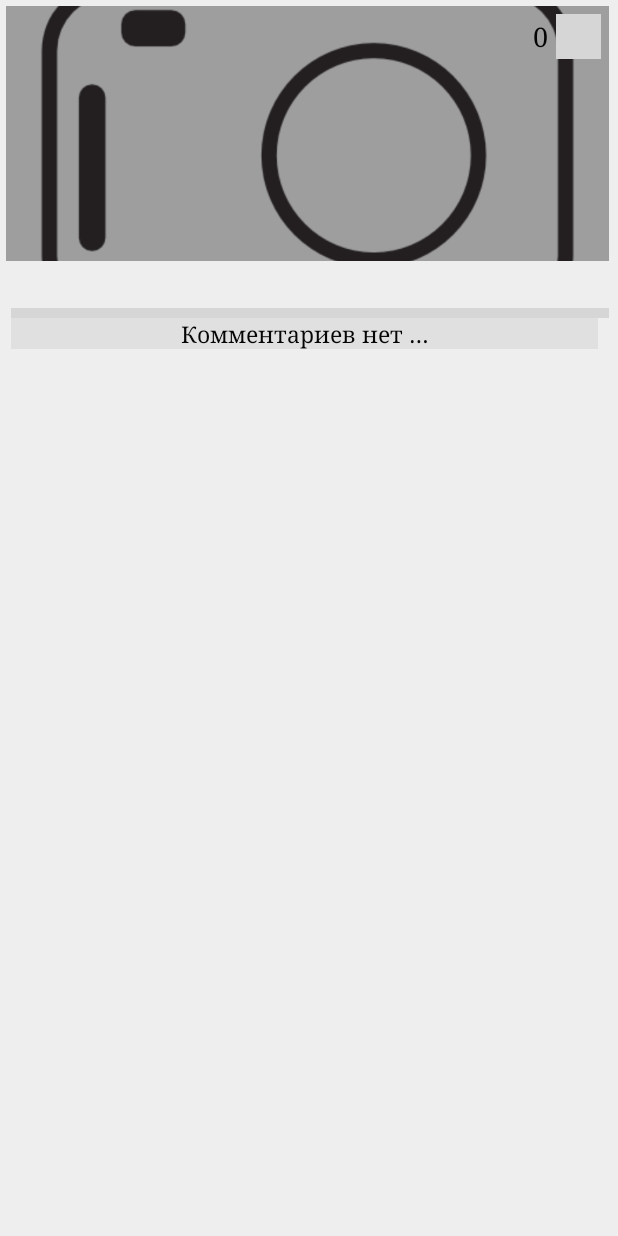
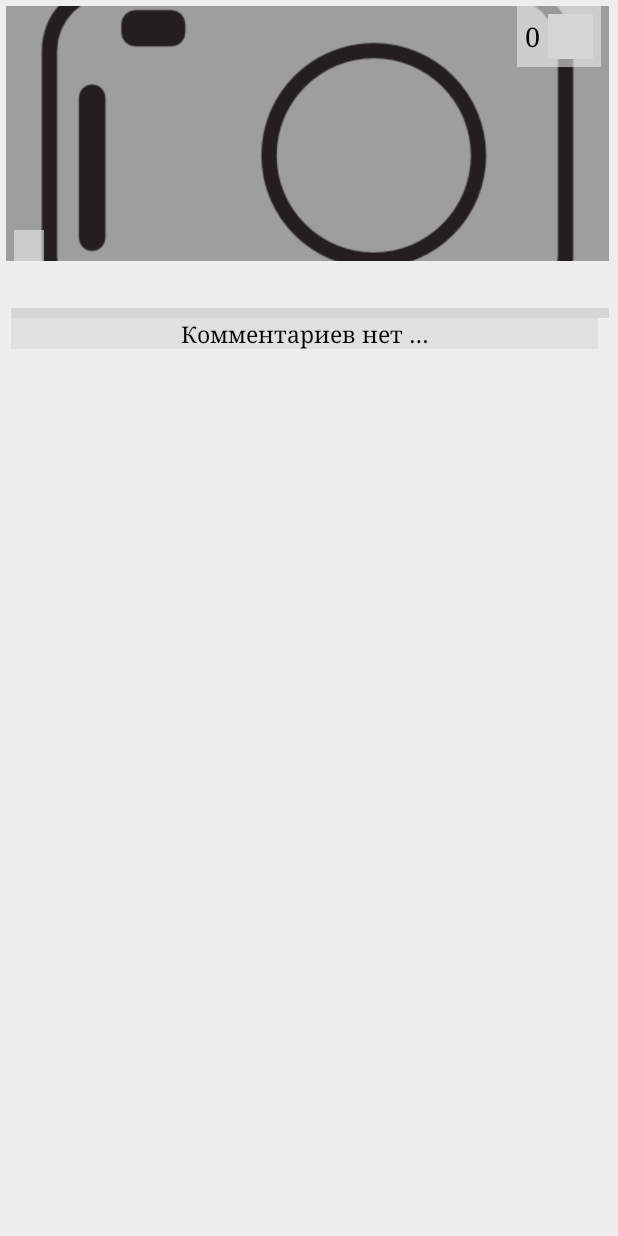
Before and after one commit to Vitalik-Priadka/NewsIT, an Android app: the fragment FullStateFragment shown on its own in the app's theme, on a phone screen of 412 x 824 dp. Run offline under Robolectric (Android 15) with nearby library versions, the phone set to English and light mode, and no system bars; our stand-ins replace Firebase (no records; nobody signed in at launch, a user with empty details on screens opened directly); libraries missing offline, so code that uses them is left out: com.firebase.ui; 4 statements that could not run were skipped; grey boxes are pictures that could not be loaded.

Commit message:
add List:  - FIxed comment  - booking  - visual fixed

```diff
--- a/app/src/main/java/com/priadka/newsit_project/fragment/FullStateFragment.java
+++ b/app/src/main/java/com/priadka/newsit_project/fragment/FullStateFragment.java
@@ -6,7 +6,6 @@ import android.os.Bundle;
 import android.support.v4.app.Fragment;
 import android.support.v7.widget.LinearLayoutManager;
 import android.support.v7.widget.RecyclerView;
-import android.util.Log;
 import android.view.KeyEvent;
 import android.view.LayoutInflater;
 import android.view.View;
@@ -27,8 +26,10 @@ import com.google.firebase.database.DataSnapshot;
 import com.google.firebase.database.DatabaseError;
 import com.google.firebase.database.DatabaseReference;
 import com.google.firebase.database.FirebaseDatabase;
+import com.google.firebase.database.MutableData;
 import com.google.firebase.database.Query;
 import com.google.firebase.database.ServerValue;
+import com.google.firebase.database.Transaction;
 import com.google.firebase.database.ValueEventListener;
 import com.google.firebase.storage.FirebaseStorage;
 import com.google.firebase.storage.StorageReference;
@@ -65,10 +66,11 @@ public class FullStateFragment extends Fragment {
     private List<CommentDTO> dataComment;
     private FirebaseAuth mAuth;
     private DatabaseReference myRefState;
+    private RecyclerView rv;
 
     private String state_title, state_text, state_date, state_image;
-    private int state_id, state_rating ;
-    private boolean isLiked = false, isTime = true;
+    private int state_id, state_rating, state_comment;
+    private boolean isLiked = false;
 
     @Override
     public View onCreateView(LayoutInflater inflater, ViewGroup container, Bundle saveInstanceState){
@@ -85,9 +87,8 @@ public class FullStateFragment extends Fragment {
             state_date = bundle.getString("state_date");
             state_image = bundle.getString("state_image");
             state_rating = bundle.getInt("state_rating",0);
-            state_rating = bundle.getInt("state_number_comment",0);
         }
-        RecyclerView rv = (RecyclerView) view.findViewById(R.id.recycleViewComment);
+        rv = (RecyclerView) view.findViewById(R.id.recycleViewComment);
         rv.setLayoutManager( new LinearLayoutManager(context));
         rv.setAdapter(new CommentListAdapter(CommentList()));
         return view;
@@ -102,11 +103,14 @@ public class FullStateFragment extends Fragment {
         TextView title = (TextView) getActivity().findViewById(R.id.state_header);
         WebView text = (WebView) getActivity().findViewById(R.id.state_text);
         TextView date = (TextView) getActivity().findViewById(R.id.state_date);
+        LinearLayout rating_block = (LinearLayout) getActivity().findViewById(R.id.rating_block);
         rating = (TextView) getActivity().findViewById(R.id.state_rating);
         starButton  = (ImageButton) getActivity().findViewById(R.id.state_star_like);
         LinearLayout commentBlock = (LinearLayout) getActivity().findViewById(R.id.commentBlock);
 
         // Установка значений полученых переменных
+        rating_block.getBackground().mutate().setAlpha(150);
+        date.getBackground().mutate().setAlpha(150);
         title.setText(state_title);
         text.setBackgroundColor(Color.TRANSPARENT);
         String color;
@@ -123,7 +127,7 @@ public class FullStateFragment extends Fragment {
         rating.setText(String.valueOf(state_rating));
 
         // Смотрим на состояние пользователя
-        if(mAuth.getCurrentUser() != null && ((MainActivity)getActivity()).getUser() != null){
+        if(mAuth.getCurrentUser() != null && user != null){
             // Он активен - вкл. поле для комментирования и изменение закладки
             commentField = (EditText) getActivity().findViewById(R.id.state_comment_field);
             sendComment = (ImageButton) getActivity().findViewById(R.id.sendComment);
@@ -148,9 +152,10 @@ public class FullStateFragment extends Fragment {
         query.addListenerForSingleValueEvent(new ValueEventListener() {
             @Override
             public void onDataChange(DataSnapshot dataSnapshot) {
-                RecyclerView viewR = (RecyclerView) getActivity().findViewById(R.id.recycleViewComment);
+                TextView countComment = (TextView) getActivity().findViewById(R.id.comment_count);
                 TextView empty = (TextView) getActivity().findViewById(R.id.comment_null);
                 if (dataSnapshot.exists()) {
+                    String count =  String.valueOf(dataSnapshot.getChildrenCount());
                     for (DataSnapshot comment : dataSnapshot.getChildren()) {
                         String id = String.valueOf(comment.getKey());
                         Integer image = Integer.valueOf(String.valueOf(comment.child(F_STATE_COMMENT_IMAGE).getValue()));
@@ -161,15 +166,18 @@ public class FullStateFragment extends Fragment {
                         String time = sfd.format(new Date(Long.valueOf(date)));
                         dataComment.add(new CommentDTO(id, image, time, author, text));
                     }
-                    if (viewR != null && empty != null){
-                        viewR.setVisibility(View.VISIBLE);
+                    if (rv != null && empty != null){
+                        countComment.setText(getString(R.string.state_comment_count)+ " (" + count + ") :");
+                        countComment.setVisibility(View.VISIBLE);
+                        rv.setVisibility(View.VISIBLE);
                         empty.setVisibility(View.GONE);}
                     Collections.reverse(dataComment);
                 }
                 else {
-                    if (viewR != null && empty != null){
+                    if (rv != null && empty != null){
                         empty.setVisibility(View.VISIBLE);
-                        viewR.setVisibility(View.GONE);}
+                        countComment.setVisibility(View.GONE);
+                        rv.setVisibility(View.GONE);}
                 }
             }
             @Override
@@ -195,37 +203,53 @@ public class FullStateFragment extends Fragment {
         commentField.clearFocus();
     }
 
+    private void editRating(final boolean like){
+        myRefState.child(F_S_RATING).runTransaction(new Transaction.Handler() {
+            @Override
+            public Transaction.Result doTransaction(MutableData mutableData) {
+                if (mutableData.getValue() != null){
+                    if (Integer.valueOf(String.valueOf(mutableData.getValue())) < 0) {
+                        mutableData.setValue("0");
+                    } else {
+                        String count = mutableData.getValue(String.class);
+                        if (like){
+                            state_rating = Integer.valueOf(count) + 1;
+                        }
+                        else state_rating = Integer.valueOf(count) - 1;
+                        mutableData.setValue(String.valueOf(state_rating));
+                    }
+                }
+                return Transaction.success(mutableData);
+            }
+            @Override
+            public void onComplete(DatabaseError databaseError, boolean success, DataSnapshot dataSnapshot) {
+                if (success){
+                    rating.setText(String.valueOf(state_rating));
+                    if (like){
+                        starButton.setImageResource(R.drawable.star);
+                    }
+                    else starButton.setImageResource(R.drawable.star_outline);
+                }
+            }
+        });
+    }
+
     private void ListenerAction() {
         starButton.setOnClickListener(
                 new View.OnClickListener() {
                     @Override
                     public void onClick(View v) {
-                        if (mAuth.getCurrentUser() != null && isTime){
-                            isTime = false;
+                        if (mAuth.getCurrentUser() != null){
                             isLiked = !isLiked;
                             // Изменение состояния и уст. переменной для задержки
                             if (isLiked) {
-                                if (!user.getUser_bookmarksList().contains(state_id)){
+                                if (!user.getUser_bookmarksList().contains(state_id)) {
                                     // Добавляем данную статью в избранное если ее еще там нет
                                     user.getUser_bookmarksList().add(state_id);
                                     user.setUser_bookmarksList(user.getUser_bookmarksList());
                                     // Изменияем рейтинг статьи ++
-                                    myRefState.child(F_S_RATING).addListenerForSingleValueEvent(new ValueEventListener() {
-                                        @Override
-                                        public void onDataChange(DataSnapshot dataSnapshot) {
-                                            String value = (String) dataSnapshot.getValue();
-                                            int a = Integer.valueOf(value);a++;
-                                            dataSnapshot.getRef().setValue(String.valueOf(a));
-                                            rating.setText(String.valueOf(a));
-                                            isTime = true;
-                                        }
-                                        @Override
-                                        public void onCancelled(DatabaseError databaseError) {
-                                            Log.d("Error", databaseError.toString());
-                                        }
-                                    });
+                                    editRating(isLiked);
                                 }
-                                starButton.setImageResource(R.drawable.star);
                             }
                             if (!isLiked) {
                                 if (user.getUser_bookmarksList().contains(state_id)){
@@ -233,22 +257,8 @@ public class FullStateFragment extends Fragment {
                                     (user.getUser_bookmarksList()).remove((user.getUser_bookmarksList().indexOf(state_id)));
                                     user.setUser_bookmarksList(user.getUser_bookmarksList());
                                     // Изменияем рейтинг статьи --
-                                    myRefState.child(F_S_RATING).addListenerForSingleValueEvent(new ValueEventListener() {
-                                        @Override
-                                        public void onDataChange(DataSnapshot dataSnapshot) {
-                                            String value = (String) dataSnapshot.getValue();
-                                            int a = Integer.valueOf(value);a--;
-                                            dataSnapshot.getRef().setValue(String.valueOf(a));
-                                            rating.setText(String.valueOf(a));
-                                            isTime = true;
-                                        }
-                                        @Override
-                                        public void onCancelled(DatabaseError databaseError) {
-                                            Log.d("Error", databaseError.toString());
-                                        }
-                                    });
+                                    editRating(isLiked);
                                 }
-                                starButton.setImageResource(R.drawable.star_outline);
                             }
                         }
                     }}
--- a/app/src/main/res/layout/fullstate_layout.xml
+++ b/app/src/main/res/layout/fullstate_layout.xml
@@ -32,33 +32,43 @@
                     android:background="?attr/colorPrimaryDark"
                     android:contentDescription="@string/state_image_description"
                     android:src="?attr/imageDefaultImage" />
+                <LinearLayout
+                    android:id="@+id/rating_block"
+                    android:layout_width="wrap_content"
+                    android:layout_height="wrap_content"
+                    android:orientation="horizontal"
+                    android:background="?attr/colorMainBackground"
+                    android:layout_alignParentEnd="true"
+                    android:layout_marginEnd="5dp">
+                    <TextView
+                        android:id="@+id/state_rating"
+                        android:layout_width="wrap_content"
+                        android:layout_height="30dp"
+                        android:layout_marginTop="8dp"
+                        style="@style/TextStyleBig"
+                        android:paddingStart="5dp"
+                        android:textColor="?attr/colorText"
+                        android:text="@string/test_rate"/>
                     <ImageButton
                         android:id="@+id/state_star_like"
                         android:layout_width="30dp"
                         android:layout_height="30dp"
                         android:layout_margin="5dp"
-                    android:layout_alignParentTop="true"
-                    android:layout_alignParentEnd="true"
                         android:contentDescription="@string/state_star_description"
                         android:background="@null"
                         android:src="@drawable/star_outline"/>
-                <TextView
-                    android:id="@+id/state_rating"
-                    android:layout_width="wrap_content"
-                    android:layout_height="30dp"
-                    android:layout_marginTop="8dp"
-                    android:layout_toStartOf="@id/state_star_like"
-                    style="@style/TextStyleBig"
-                    android:textColor="?attr/colorText"
-                    android:text="@string/test_rate"/>
+
+                </LinearLayout>
                 <TextView
                     android:id="@+id/state_date"
-                    android:layout_width="match_parent"
+                    android:layout_width="wrap_content"
                     android:layout_height="wrap_content"
                     android:layout_alignParentStart="true"
                     android:layout_alignParentBottom="true"
+                    android:layout_marginStart="5dp"
                     android:paddingStart="10dp"
-                    android:paddingEnd="100dp"
+                    android:paddingEnd="10dp"
+                    android:background="?attr/colorMainBackground"
                     style="@style/TextStyleMedium"
                     android:textColor="?attr/colorText"
                     android:text="@string/test_date"/>
@@ -125,6 +135,19 @@
                     android:contentDescription="@string/state_comment_description"
                     android:src="@drawable/send" />
             </LinearLayout>
+            <TextView
+                android:id="@+id/comment_count"
+                android:layout_width="match_parent"
+                android:layout_height="wrap_content"
+                android:textColor="?attr/colorText"
+                android:background="?attr/colorMainBackgroundState"
+                style="@style/TextStyleMedium"
+                android:text="@string/state_comment_count"
+                android:paddingStart="15dp"
+                android:layout_marginEnd="7dp"
+                android:layout_marginStart="3dp"
+                android:layout_marginBottom="2dp"
+                android:visibility="gone"/>
             <android.support.v7.widget.RecyclerView
                 android:id="@+id/recycleViewComment"
                 android:layout_width="match_parent"
@@ -140,7 +163,8 @@
                 style="@style/TextStyleMedium"
                 android:text="@string/state_comment_null"
                 android:layout_marginEnd="7dp"
-                android:layout_marginStart="3dp" />
+                android:layout_marginStart="3dp"
+                android:visibility="visible"/>
         </LinearLayout>
     </ScrollView>
 </LinearLayout>
--- a/app/src/main/res/values/strings.xml
+++ b/app/src/main/res/values/strings.xml
@@ -35,6 +35,7 @@
 
     <string name="state_comment">Текст комментария &#8230;</string>
     <string name="state_comment_null">Комментариев нет &#8230;</string>
+    <string name="state_comment_count">Все комментарии</string>
     <string name="test_user_name" translatable="false">Langipard</string>
     <string name="test_user_comment" translatable="false">Cum sociis natoque penatibus et magnis dis parturient montes, nascetur ridiculus mus. nascetur ridiculus mus.</string>
 
```
Also changed, not shown: app/src/main/java/com/priadka/newsit_project/MainActivity.java (+17 -7 lines), 1 other file. Lines whose indentation alone changed are shown as unchanged.
